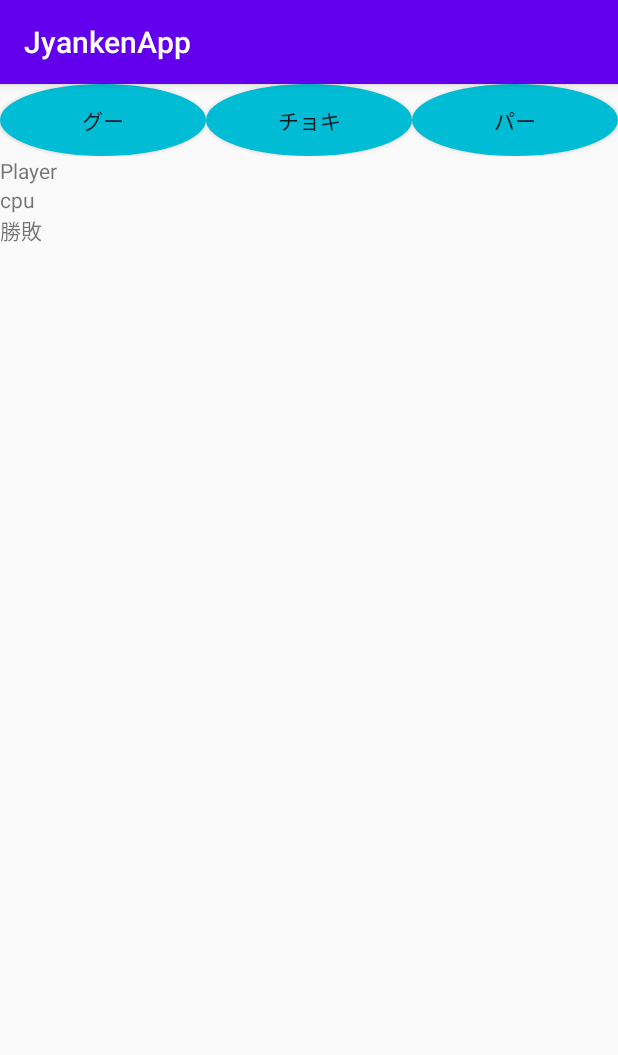
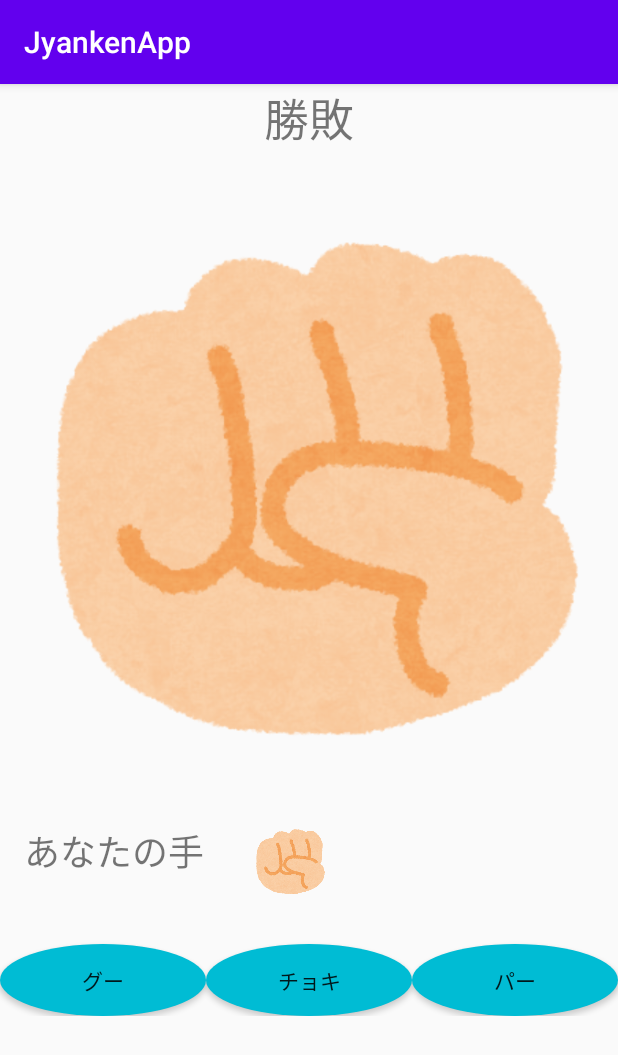
Before and after one commit to shinyama74/JyankenApp, an Android app: the screen it shows after launch (MainActivity), on a phone screen of 412 x 824 dp. Shown: the top 1055 px of the screen. Run offline under Robolectric (Android 15) with nearby library versions, the phone set to English and light mode, and no system bars.

```diff
--- a/app/src/main/res/layout/activity_main.xml
+++ b/app/src/main/res/layout/activity_main.xml
@@ -12,9 +12,54 @@
         android:layout_height="match_parent"
         android:orientation="vertical">
 
+        <TextView
+            android:id="@+id/result"
+            android:layout_width="wrap_content"
+            android:layout_height="wrap_content"
+            android:layout_gravity="center"
+            android:text="勝敗"
+            android:textSize="30sp" />
+
+        <ImageView
+            android:id="@+id/cpu"
+            android:layout_width="wrap_content"
+            android:layout_height="wrap_content"
+            android:layout_gravity="center"
+            android:layout_margin="16dp"
+            app:srcCompat="@drawable/goo" />
+
+        <LinearLayout
+            android:id="@+id/Player"
+            android:layout_width="match_parent"
+            android:layout_height="wrap_content"
+            android:orientation="horizontal">
+
+            <TextView
+                android:id="@+id/yourHand"
+                android:layout_width="wrap_content"
+                android:layout_height="match_parent"
+                android:layout_marginStart="16dp"
+                android:layout_weight="0"
+                android:text="あなたの手"
+                android:textSize="24sp" />
+
+            <ImageView
+                android:id="@+id/myHand"
+                android:layout_width="220dp"
+                android:layout_height="50dp"
+                android:layout_marginStart="32dp"
+                android:layout_marginLeft="0dp"
+                android:layout_marginEnd="16dp"
+                android:layout_marginRight="0dp"
+                android:layout_weight="1"
+                android:scaleType="fitStart"
+                app:srcCompat="@drawable/goo" />
+        </LinearLayout>
+
         <LinearLayout
             android:layout_width="match_parent"
-            android:layout_height="wrap_content"
+            android:layout_height="78dp"
+            android:gravity="bottom"
             android:orientation="horizontal">
 
             <Button
@@ -43,24 +88,6 @@
 
         </LinearLayout>
 
-        <TextView
-            android:id="@+id/Player"
-            android:layout_width="match_parent"
-            android:layout_height="wrap_content"
-            android:text="Player" />
-
-        <TextView
-            android:id="@+id/cpu"
-            android:layout_width="match_parent"
-            android:layout_height="wrap_content"
-            android:text="cpu" />
-
-        <TextView
-            android:id="@+id/result"
-            android:layout_width="match_parent"
-            android:layout_height="wrap_content"
-            android:text="勝敗" />
-
     </LinearLayout>
 
 </androidx.constraintlayout.widget.ConstraintLayout>
```
Also changed, not shown: app/src/main/java/com/example/jyankenapp/MainActivity.kt (+24 -14 lines), app/src/main/res/drawable/choki.png (added), app/src/main/res/drawable/goo.png (added), app/src/main/res/drawable/mychoki.png (added), app/src/main/res/drawable/mygoo.png (added), app/src/main/res/drawable/mypaa.png (added), app/src/main/res/drawable/paa.png (added).
